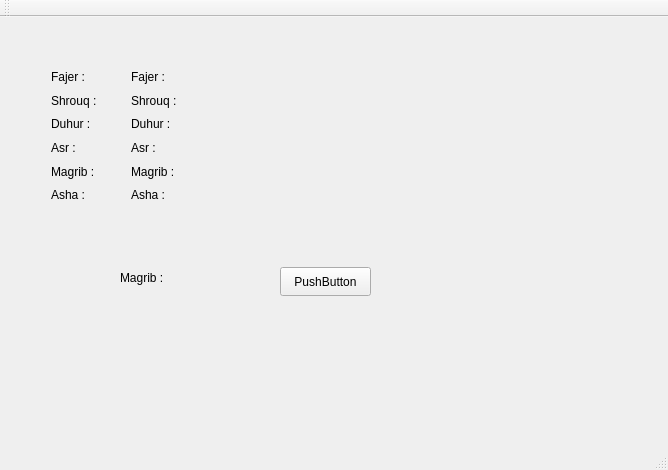
The window that mainwindow.ui (aquibrash87/E-WorshipPlace) describes before a commit, drawn with Qt 5.
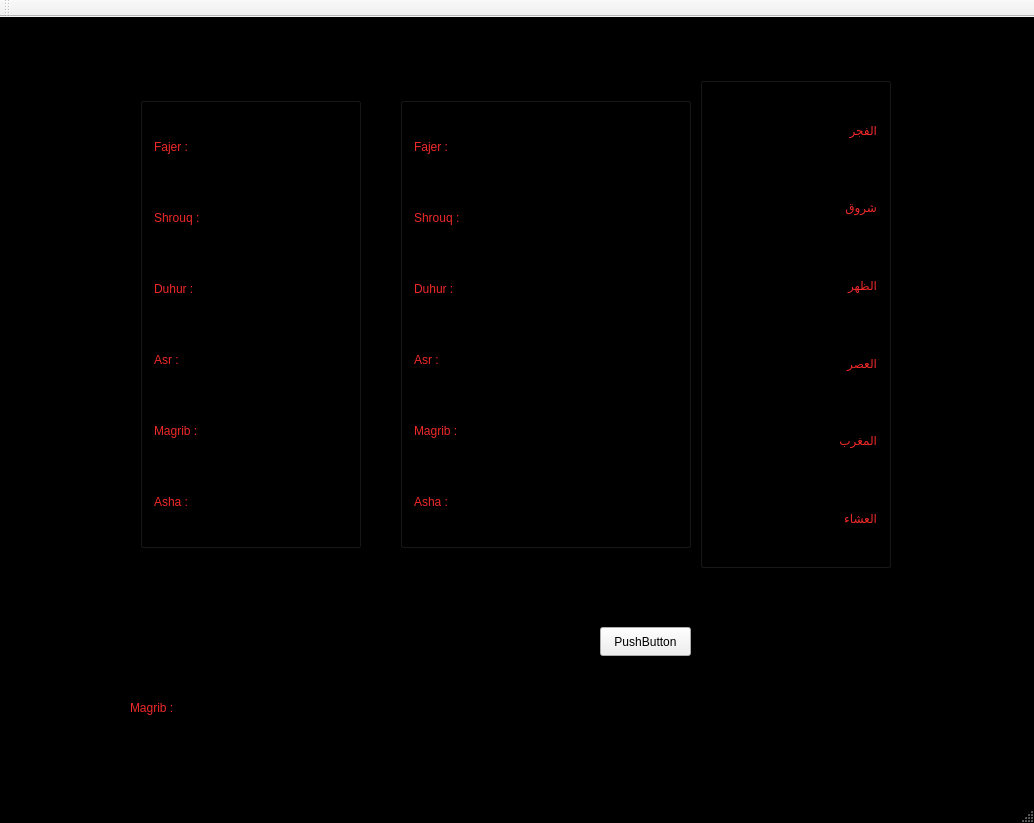
The same window after the commit.

What changed in the file:
```diff
--- a/mainwindow.ui
+++ b/mainwindow.ui
@@ -6,26 +6,53 @@
    <rect>
     <x>0</x>
     <y>0</y>
-    <width>668</width>
-    <height>470</height>
+    <width>1034</width>
+    <height>823</height>
    </rect>
   </property>
   <property name="windowTitle">
    <string>MainWindow</string>
   </property>
+  <property name="autoFillBackground">
+   <bool>false</bool>
+  </property>
+  <property name="styleSheet">
+   <string notr="true">QMainWindow{
+background-color: rgb(0, 0, 0);
+}
+QLabel {
+color:rgb(239, 41, 41);
+	
+	font: 75 41pt &quot;Serif&quot;;
+}
+
+</string>
+  </property>
+  <property name="documentMode">
+   <bool>false</bool>
+  </property>
+  <property name="tabShape">
+   <enum>QTabWidget::Rounded</enum>
+  </property>
   <widget class="QWidget" name="centralWidget">
-   <widget class="QWidget" name="layoutWidget">
+   <widget class="QGroupBox" name="groupBox">
     <property name="geometry">
      <rect>
-      <x>120</x>
-      <y>40</y>
-      <width>75</width>
-      <height>158</height>
+      <x>400</x>
+      <y>80</y>
+      <width>291</width>
+      <height>451</height>
      </rect>
     </property>
     <layout class="QVBoxLayout" name="verticalLayout_2">
      <item>
       <widget class="QLabel" name="Fajer">
+       <property name="styleSheet">
+        <string notr="true">QLabel {
+color:rgb(239, 41, 41)
+	font: 75 41pt &quot;Serif&quot;;
+}</string>
+       </property>
        <property name="text">
         <string>Fajer : </string>
        </property>
@@ -33,6 +60,12 @@
      </item>
      <item>
       <widget class="QLabel" name="Shourq">
+       <property name="styleSheet">
+        <string notr="true">QLabel {
+color:rgb(239, 41, 41)
+	font: 75 41pt &quot;Serif&quot;;
+}</string>
+       </property>
        <property name="text">
         <string>Shrouq :</string>
        </property>
@@ -40,6 +73,12 @@
      </item>
      <item>
       <widget class="QLabel" name="Duhur">
+       <property name="styleSheet">
+        <string notr="true">QLabel {
+color:rgb(239, 41, 41)
+	font: 75 41pt &quot;Serif&quot;;
+}</string>
+       </property>
        <property name="text">
         <string>Duhur :</string>
        </property>
@@ -47,6 +86,12 @@
      </item>
      <item>
       <widget class="QLabel" name="Asr">
+       <property name="styleSheet">
+        <string notr="true">QLabel {
+color:rgb(239, 41, 41)
+	font: 75 41pt &quot;Serif&quot;;
+}</string>
+       </property>
        <property name="text">
         <string>Asr :</string>
        </property>
@@ -54,6 +99,12 @@
      </item>
      <item>
       <widget class="QLabel" name="Magrib">
+       <property name="styleSheet">
+        <string notr="true">QLabel {
+color:rgb(239, 41, 41)
+	font: 75 41pt &quot;Serif&quot;;
+}</string>
+       </property>
        <property name="text">
         <string>Magrib :</string>
        </property>
@@ -61,6 +112,12 @@
      </item>
      <item>
       <widget class="QLabel" name="Asha">
+       <property name="styleSheet">
+        <string notr="true">QLabel {
+color:rgb(239, 41, 41)
+	font: 75 41pt &quot;Serif&quot;;
+}</string>
+       </property>
        <property name="text">
         <string>Asha :</string>
        </property>
@@ -71,8 +128,8 @@
    <widget class="QPushButton" name="pushButton">
     <property name="geometry">
      <rect>
-      <x>280</x>
-      <y>250</y>
+      <x>600</x>
+      <y>610</y>
       <width>91</width>
       <height>29</height>
      </rect>
@@ -81,13 +138,13 @@
      <string>PushButton</string>
     </property>
    </widget>
-   <widget class="QWidget" name="layoutWidget">
+   <widget class="QGroupBox" name="groupBox">
     <property name="geometry">
      <rect>
-      <x>40</x>
-      <y>40</y>
-      <width>75</width>
-      <height>158</height>
+      <x>140</x>
+      <y>80</y>
+      <width>221</width>
+      <height>451</height>
      </rect>
     </property>
     <layout class="QVBoxLayout" name="verticalLayout">
@@ -135,15 +192,75 @@
      </item>
     </layout>
    </widget>
+   <widget class="QGroupBox" name="groupBox_2">
+    <property name="geometry">
+     <rect>
+      <x>700</x>
+      <y>60</y>
+      <width>191</width>
+      <height>491</height>
+     </rect>
+    </property>
+    <layout class="QVBoxLayout" name="verticalLayout_3">
+     <item>
+      <widget class="QLabel" name="label_7">
+       <property name="text">
+        <string>الفجر</string>
+       </property>
+      </widget>
+     </item>
+     <item>
+      <widget class="QLabel" name="label_8">
+       <property name="text">
+        <string>شروق</string>
+       </property>
+      </widget>
+     </item>
+     <item>
+      <widget class="QLabel" name="label_9">
+       <property name="text">
+        <string>الظهر</string>
+       </property>
+      </widget>
+     </item>
+     <item>
+      <widget class="QLabel" name="label_10">
+       <property name="text">
+        <string>العصر</string>
+       </property>
+      </widget>
+     </item>
+     <item>
+      <widget class="QLabel" name="label_11">
+       <property name="text">
+        <string>المغرب</string>
+       </property>
+      </widget>
+     </item>
+     <item>
+      <widget class="QLabel" name="label_12">
+       <property name="text">
+        <string>العشاء</string>
+       </property>
+      </widget>
+     </item>
+    </layout>
+   </widget>
    <widget class="QLabel" name="Magrib_2">
     <property name="geometry">
      <rect>
-      <x>120</x>
-      <y>250</y>
-      <width>73</width>
-      <height>21</height>
+      <x>130</x>
+      <y>660</y>
+      <width>851</width>
+      <height>61</height>
      </rect>
     </property>
+    <property name="styleSheet">
+     <string notr="true">QLabel {
+color:rgb(239, 41, 41)
+	font: 75 41pt &quot;Serif&quot;;
+}</string>
+    </property>
     <property name="text">
      <string>Magrib :</string>
     </property>
```
Left out of the diff: 13 changed lines with no effect on the pictures.
